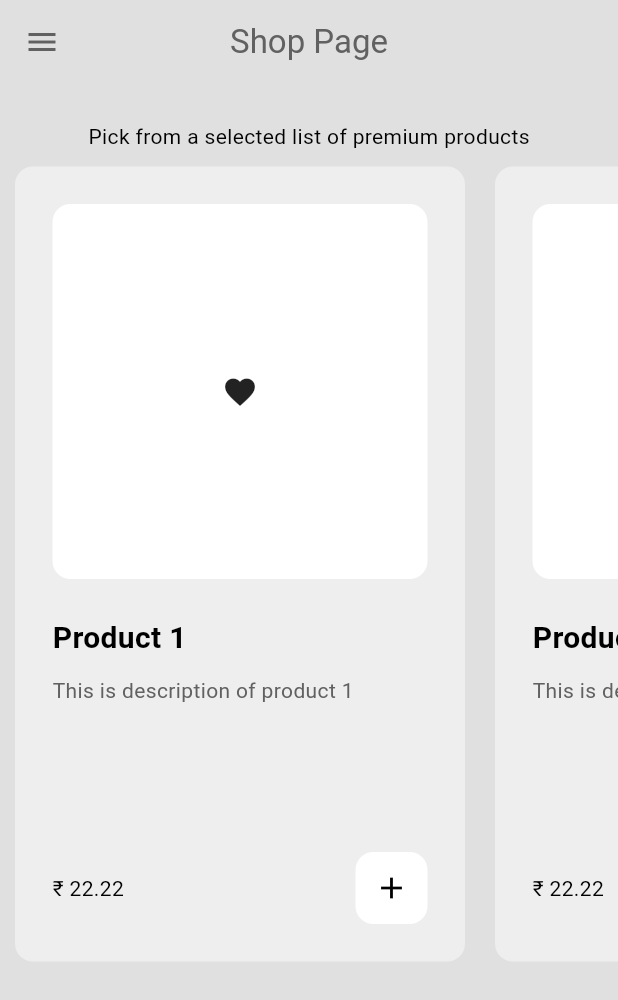
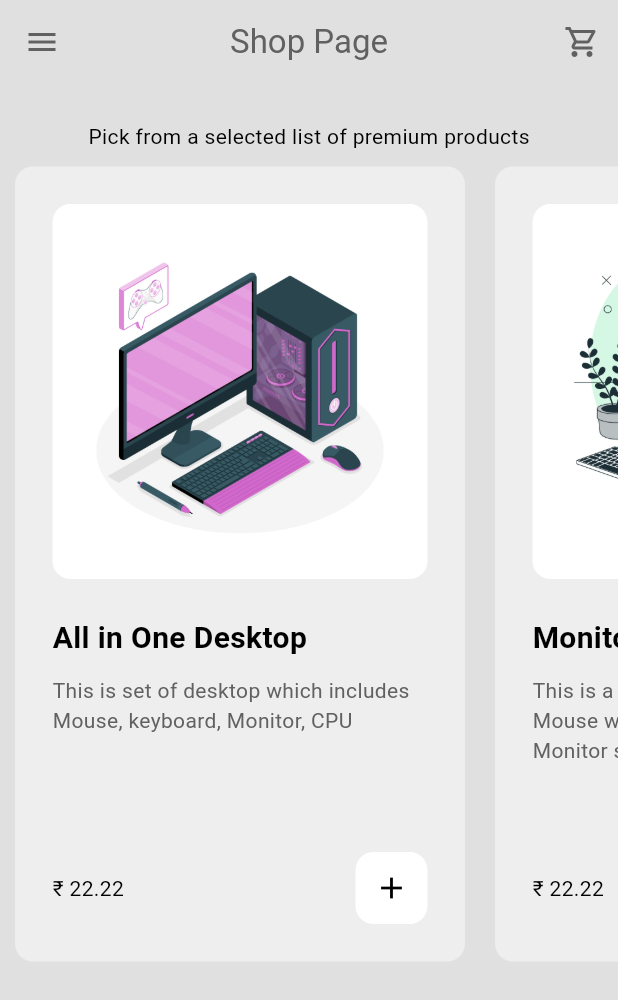
Before and after one commit to GauravGhost/Minimal_Shop_Flutter, a Flutter app: the ShopPage screen opened by its route, on a phone screen of 412 x 824 dp. Shown: the top 1000 px of the screen. Run offline on Flutter 3.47's test engine with Material 3 defaults, Android fonts, the phone set to English and light mode, and no system bars.

Commit message:
Added all the basic functionality and added image asset for product

```diff
--- a/lib/components/my_product_tile.dart
+++ b/lib/components/my_product_tile.dart
@@ -60,7 +60,7 @@ class MyProductTile extends StatelessWidget {
                   ),
                   width: double.infinity,
                   padding: const EdgeInsets.all(25),
-                  child: const Icon(Icons.favorite),
+                  child: Image.asset(product.imagePath),
                 ),
               ),
 
@@ -76,7 +76,10 @@ class MyProductTile extends StatelessWidget {
               const SizedBox(height: 10),
               // product description
               Text(
-                product.description,
+                product.description.length > 100
+                    ? "${product.description.substring(0, 100)} ..."
+                    : product.description,
+                maxLines: 3,
                 style: TextStyle(
                     color: Theme.of(context).colorScheme.inversePrimary),
               ),
--- a/lib/models/shop.dart
+++ b/lib/models/shop.dart
@@ -5,27 +5,27 @@ class Shop extends ChangeNotifier {
   // List of product for sale
   final List<Product> _shop = const [
     Product(
-      name: "Product 1",
-      description: "This is description of product 1",
-      imagePath: "lib/assets/product1.png",
+      name: "All in One Desktop",
+      description: "This is set of desktop which includes Mouse, keyboard, Monitor, CPU",
+      imagePath: "lib/assets/6.jpg",
       price: 22.22,
     ),
     Product(
-      name: "Product 2",
-      description: "This is description of product 2",
-      imagePath: "lib/assets/product2.png",
+      name: "Monitor, Keyboard, Mouse",
+      description: "This is a set of Monitor, Keyboard and Mouse with the latest driver upadate. Monitor support upto 4k",
+      imagePath: "lib/assets/5.jpg",
       price: 22.22,
     ),
     Product(
-      name: "Product 3",
-      description: "This is description of product 3",
-      imagePath: "lib/assets/product3.png",
+      name: "Zesp i11 20th Gen Processor",
+      description: "Processor: Intel Core i5-1235U 12th Generation (up to 4.40 GHz, 12MB 10 Cores) RAM & Storage: 8 GB, 1 x 8 GB, DDR4, 2666 MHz, (2 DIMM Slots, Expandable upto 16GB) & 512GB SSD;Software: Pre-Loaded Windows 11 Home with Lifetime Validity | MS Office Home and Student 2021 with lifetime validity| McAfee Multi-Device Security 15-month subscription",
+      imagePath: "lib/assets/3.jpg",
       price: 22.22,
     ),
     Product(
-      name: "Product 4",
-      description: "This is description of product 4",
-      imagePath: "lib/assets/product4.png",
+      name: "Wireless Keyboard and mouse combo",
+      description: "Ditch the tangled wires with this wireless keyboard and mouse combo. Perfect for home, office, or on-the-go use.",
+      imagePath: "lib/assets/1.jpg",
       price: 22.22,
     )
   ];
--- a/lib/pages/shop_page.dart
+++ b/lib/pages/shop_page.dart
@@ -1,5 +1,4 @@
 import 'package:flutter/material.dart';
-import 'package:flutter/widgets.dart';
 import 'package:minimal_shop/components/my_drawer.dart';
 import 'package:minimal_shop/components/my_product_tile.dart';
 import 'package:minimal_shop/models/shop.dart';
@@ -18,6 +17,9 @@ class ShopPage extends StatelessWidget {
         backgroundColor: Colors.transparent,
         foregroundColor: Theme.of(context).colorScheme.inversePrimary,
         title: const Text('Shop Page'),
+        actions: [
+          IconButton(onPressed: () => Navigator.pushNamed(context, '/cart_page'), icon: const Icon(Icons.shopping_cart_outlined))
+        ],
       ),
       drawer: const MyDrawer(),
       backgroundColor: Theme.of(context).colorScheme.background,
--- a/pubspec.yaml
+++ b/pubspec.yaml
@@ -60,8 +60,8 @@ flutter:
   uses-material-design: true
 
   # To add assets to your application, add an assets section, like this:
-  # assets:
-  #   - images/a_dot_burr.jpeg
+  assets:
+    - lib/assets/
   #   - images/a_dot_ham.jpeg
 
   # An image asset can refer to one or more resolution-specific "variants", see
```
Also changed, not shown: lib/pages/cart_page.dart (+64 -2 lines), lib/assets/1.jpg (added), lib/assets/2.jpg (added), lib/assets/3.jpg (added), lib/assets/4.jpg (added), lib/assets/5.jpg (added), lib/assets/6.jpg (added).
